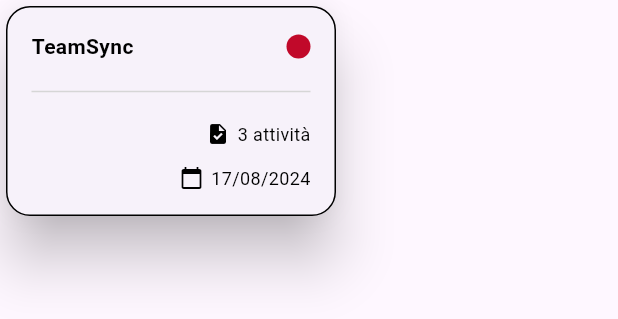
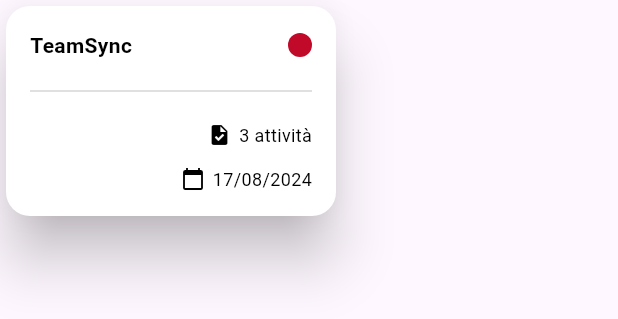
Before and after one commit to Bargi20/TeamSync_Flutter, a Flutter app: the ITuoiProgettiItem widget shown alone on an empty page, opened directly, on a phone screen of 412 x 824 dp. Shown: the top 319 px of the screen. Run offline on Flutter 3.47's test engine with Material 3 defaults, Android fonts, the light colour scheme and no system bars; our stand-ins replace cached_network_image, cloud_firestore, firebase_auth, firebase_core, firebase_storage, share_plus; accounts and stored records are empty.

Commit message:
applicazione su gitHub

```diff
--- a/lib/caratteristiche/iTuoiProcetti/View/SezioneITuoiProgetti.dart
+++ b/lib/caratteristiche/iTuoiProcetti/View/SezioneITuoiProgetti.dart
@@ -78,7 +78,6 @@ class SezioneITUoiProgetti extends StatelessWidget {
             shape: RoundedRectangleBorder(
               borderRadius: BorderRadius.circular(16),
             ),
-            color: isDarkTheme ? Colors.black : Colors.white,
             child: Row(
               mainAxisAlignment: MainAxisAlignment.spaceBetween,
               children: [
--- a/lib/caratteristiche/iTuoiProcetti/View/iTuoiProgettiItem.dart
+++ b/lib/caratteristiche/iTuoiProcetti/View/iTuoiProgettiItem.dart
@@ -27,14 +27,9 @@ class ITuoiProgettiItem extends StatelessWidget {
       shape: RoundedRectangleBorder(
         borderRadius: BorderRadius.circular(16),
       ),
-      child: InkWell(
-        child: Container(
-          decoration: BoxDecoration(
-            borderRadius: BorderRadius.circular(16),
-            border: Border.all(
-              color: isDarkTheme ? Colors.white : Colors.black,
-            ),
-          ),
+      color: isDarkTheme ? Colors.black : Colors.white,
+
+      child: Container(
           width: 220,
           height: 140,
           padding: const EdgeInsets.all(16),///ciao
@@ -79,7 +74,6 @@ class ITuoiProgettiItem extends StatelessWidget {
             ],
           ),
         ),
-      ),
     );
   }
 
```
Also changed, not shown: lib/caratteristiche/leMieAttivita/View/LeMieAttivitaUI.dart (+49 -0 lines), 20 other files.
